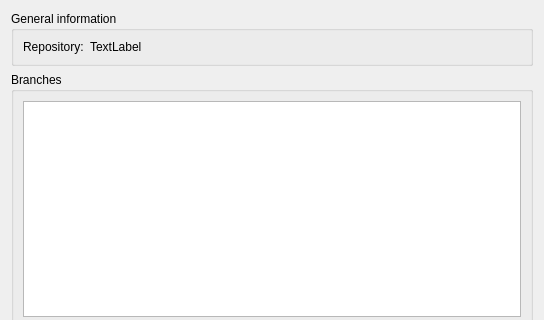
qt-creator/qt-creator, file src/plugins/git/branchdialog.ui: the form before one commit; both pictures show x 0 to 544 and y 0 to 320 of the 544 by 631 pixel window.
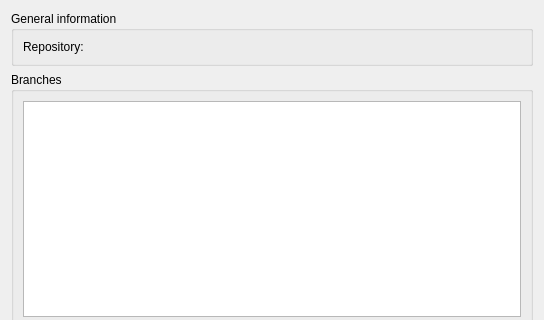
The form after the commit.

The edit to the form file:
```diff
--- a/src/plugins/git/branchdialog.ui
+++ b/src/plugins/git/branchdialog.ui
@@ -29,9 +29,6 @@
       </item>
       <item row="0" column="1">
        <widget class="QLabel" name="repositoryFieldLabel">
-        <property name="text">
-         <string>TextLabel</string>
-        </property>
        </widget>
       </item>
      </layout>
```
